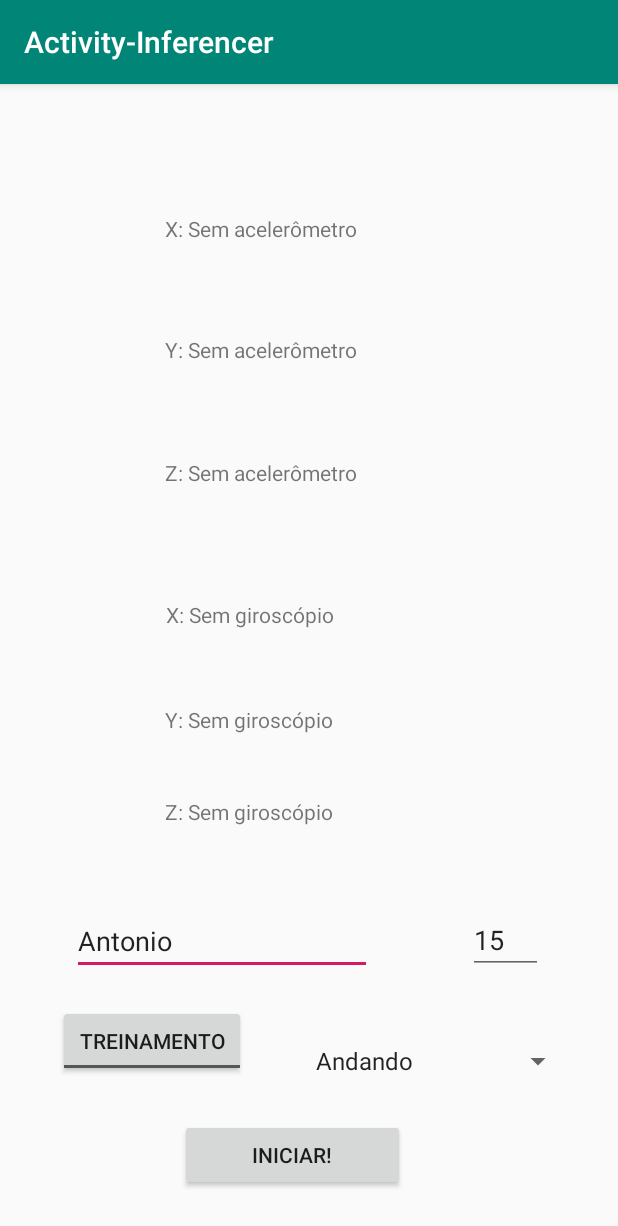
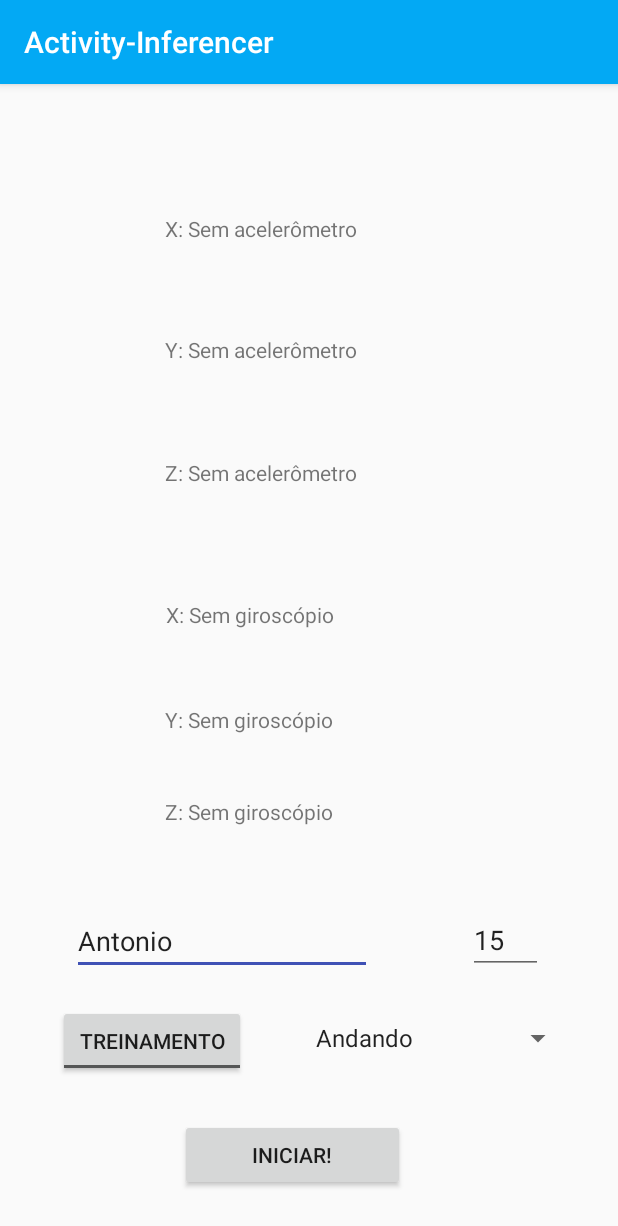
Before and after one commit to AntoniodeJ/clienteAplicativoInferencia, an Android app: the screen it shows after launch (MainActivity), on a phone screen of 412 x 824 dp. Shown: the top 1226 px of the screen. Run offline under Robolectric (Android 15) with nearby library versions, the phone set to English and light mode, and no system bars.

Commit message:
Correção Layout

```diff
--- a/app/src/main/res/layout/activity_main.xml
+++ b/app/src/main/res/layout/activity_main.xml
@@ -148,13 +148,14 @@
         android:layout_width="180dp"
         android:layout_height="wrap_content"
         android:layout_marginStart="19dp"
-        android:layout_marginTop="38dp"
+        android:layout_marginTop="30dp"
         android:layout_marginEnd="39dp"
         android:layout_marginBottom="20dp"
         app:layout_constraintBottom_toTopOf="@+id/botaoSensores"
         app:layout_constraintEnd_toEndOf="parent"
         app:layout_constraintStart_toEndOf="@+id/botaoInferencia"
-        app:layout_constraintTop_toBottomOf="@+id/nomeText" />
+        app:layout_constraintTop_toBottomOf="@+id/nomeText"
+        app:layout_constraintVertical_bias="0.0" />
 
     <EditText
         android:id="@+id/tempoText"
--- a/app/src/main/res/values/colors.xml
+++ b/app/src/main/res/values/colors.xml
@@ -1,6 +1,6 @@
 <?xml version="1.0" encoding="utf-8"?>
 <resources>
-    <color name="colorPrimary">#008577</color>
-    <color name="colorPrimaryDark">#00574B</color>
-    <color name="colorAccent">#D81B60</color>
+    <color name="colorPrimary">#03A9F4</color>
+    <color name="colorPrimaryDark">#2196F3</color>
+    <color name="colorAccent">#3F51B5</color>
 </resources>
```
Also changed, not shown: 1 other file.
